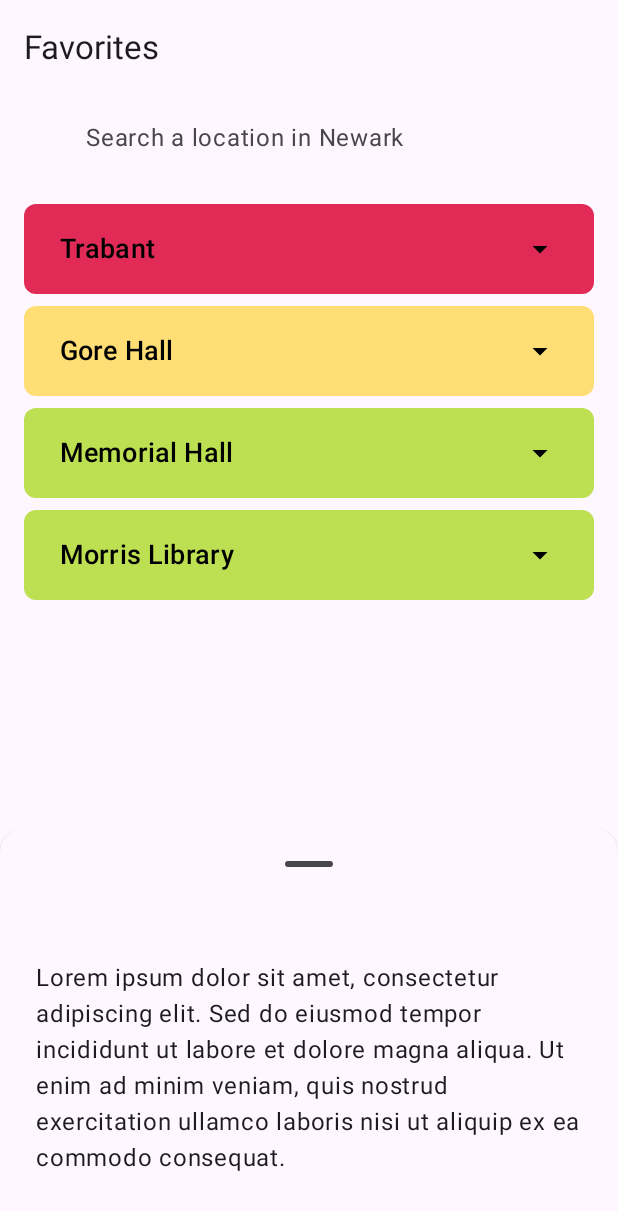
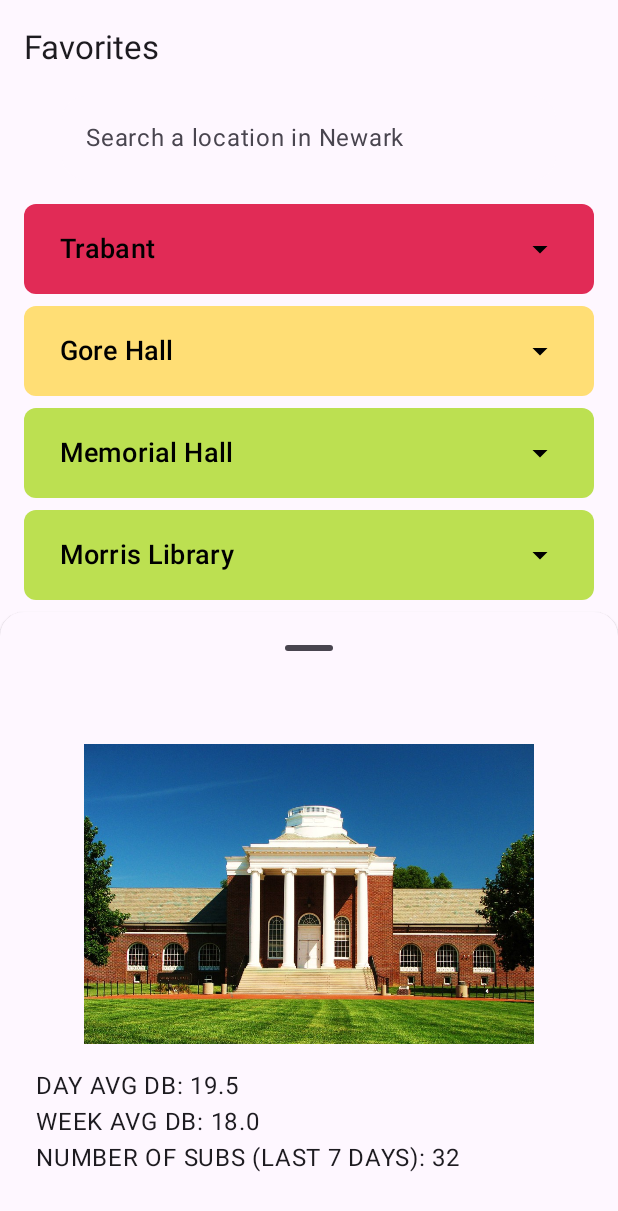
Before and after one commit to theMaxiiim/noisenix, an Android app built with Jetpack Compose: the screen it shows after launch (MainActivity), after a tap on "Memorial Hall", on a phone screen of 412 x 824 dp. Shown: the top 1211 px of the screen. Run offline under Robolectric (Android 15) with nearby library versions, the phone set to English and light mode, and no system bars; 2 other taps on this screen came first.

Commit message:
First push, updates to fav screen

```diff
--- a/app/src/main/java/com/maxdejesus/noisenix/ui/favoritesTab/FavoritesScreen.kt
+++ b/app/src/main/java/com/maxdejesus/noisenix/ui/favoritesTab/FavoritesScreen.kt
@@ -15,6 +15,14 @@
 import androidx.compose.ui.unit.dp
 import androidx.compose.ui.unit.sp
 import kotlinx.coroutines.launch
+import androidx.compose.foundation.clickable
+import androidx.compose.material.icons.filled.Help
+import androidx.compose.ui.window.Dialog
+import androidx.compose.ui.res.painterResource
+import androidx.compose.ui.graphics.painter.Painter
+import androidx.compose.foundation.Image
+import com.maxdejesus.noisenix.R
+
 
 @OptIn(ExperimentalMaterial3Api::class)
 @Composable
@@ -26,12 +34,20 @@
     )
     val coroutineScope = rememberCoroutineScope()
 
+    val isTooltipVisible = remember { mutableStateOf(false) }
+
+    val bottomSheetContent = remember { mutableStateOf("Default content for the bottom sheet.") }
+    val bottomSheetImageResId = remember { mutableStateOf<Int?>(null) }
+
     BottomSheetScaffold(
         scaffoldState = sheetState,
         sheetContent = {
-            BottomSheetContent()
+            BottomSheetContent(
+                content = bottomSheetContent.value,
+                imageResId = bottomSheetImageResId.value
+            )
         },
-        sheetPeekHeight = 80.dp, // Adjust the peek height as needed
+        sheetPeekHeight = 80.dp,
         sheetShape = RoundedCornerShape(topStart = 16.dp, topEnd = 16.dp),
         sheetContainerColor = MaterialTheme.colorScheme.surface,
         content = { paddingValues ->
@@ -45,16 +61,17 @@
                     title = { Text("Favorites") }
                 )
 
-                // Search Bar
                 SearchBar()
 
                 Spacer(modifier = Modifier.height(16.dp))
 
-                // Large Buttons
                 LargeButton(
                     text = "Trabant",
                     color = Color(0xFFE12B56),
                     onClick = {
+                        bottomSheetContent.value = "DAY AVG DB: 33.7\nWEEK AVG DB: 35.8\n" +
+                                "NUMBER OF SUBS (LAST 7 DAYS): 44"
+                        bottomSheetImageResId.value = R.drawable.trabant_image
                         coroutineScope.launch {
                             sheetState.bottomSheetState.expand()
                         }
@@ -65,6 +82,9 @@
                     text = "Gore Hall",
                     color = Color(0xFFFFDE75),
                     onClick = {
+                        bottomSheetContent.value = "DAY AVG DB: 23.4\nWEEK AVG DB: 22.5\n" +
+                                "NUMBER OF SUBS (LAST 7 DAYS): 36"
+                        bottomSheetImageResId.value = R.drawable.gore_hall_image
                         coroutineScope.launch {
                             sheetState.bottomSheetState.expand()
                         }
@@ -75,6 +95,9 @@
                     text = "Memorial Hall",
                     color = Color(0xFFBCE051),
                     onClick = {
+                        bottomSheetContent.value = "DAY AVG DB: 19.5\nWEEK AVG DB: 18.0\n" +
+                                "NUMBER OF SUBS (LAST 7 DAYS): 32"
+                        bottomSheetImageResId.value = R.drawable.memorial_image
                         coroutineScope.launch {
                             sheetState.bottomSheetState.expand()
                         }
@@ -85,6 +108,9 @@
                     text = "Morris Library",
                     color = Color(0xFFBCE051),
                     onClick = {
+                        bottomSheetContent.value = "DAY AVG DB: 9.8\nWEEK AVG DB: 10.4\n" +
+                                "NUMBER OF SUBS (LAST 7 DAYS): 28"
+                        bottomSheetImageResId.value = R.drawable.morris_image
                         coroutineScope.launch {
                             sheetState.bottomSheetState.expand()
                         }
@@ -92,9 +118,54 @@
                 )
 
                 Spacer(modifier = Modifier.weight(1f))
+
+                // Tooltip Icon
+                Box(
+                    modifier = Modifier
+                        .align(Alignment.End)
+                        .padding(16.dp)
+                        .clickable { isTooltipVisible.value = true }
+                ) {
+                    Icon(
+                        imageVector = Icons.Filled.Help,
+                        contentDescription = "Help Icon",
+                        modifier = Modifier.size(40.dp),
+                        tint = MaterialTheme.colorScheme.primary
+                    )
+                }
+            }
+
+            // Tooltip Dialog
+            if (isTooltipVisible.value) {
+                TooltipDialog(
+                    onDismiss = { isTooltipVisible.value = false },
+                    text = "Red Indicates High Noise Levels, Green Indicates Low Noise Levels" +
+                    ". Click On Any Location To View More Details."
+                )
             }
         }
     )
+}
+@Composable
+fun TooltipDialog(onDismiss: () -> Unit, text: String) {
+    Dialog(onDismissRequest = { onDismiss() }) {
+        Surface(
+            shape = RoundedCornerShape(16.dp),
+            color = MaterialTheme.colorScheme.surface,
+            modifier = Modifier.padding(16.dp)
+        ) {
+            Column(
+                modifier = Modifier.padding(16.dp),
+                horizontalAlignment = Alignment.CenterHorizontally
+            ) {
+                Text(text = text, style = MaterialTheme.typography.bodyLarge)
+                Spacer(modifier = Modifier.height(16.dp))
+                Button(onClick = onDismiss) {
+                    Text("Close")
+                }
+            }
+        }
+    }
 }
 
 @OptIn(ExperimentalMaterial3Api::class)
@@ -153,27 +224,35 @@
 }
 
 @Composable
-fun BottomSheetContent() {
+fun BottomSheetContent(content: String, imageResId: Int?) {
     val configuration = LocalConfiguration.current
     val screenHeight = configuration.screenHeightDp.dp
-    val maxHeight = screenHeight * 0.65f // 65% of screen height
+    val maxHeight = screenHeight * 0.65f
 
     Column(
         modifier = Modifier
             .fillMaxWidth()
             .heightIn(min = 0.dp, max = maxHeight)
-            .padding(24.dp) // Increased padding
+            .padding(24.dp)
     ) {
-        // Removed custom drag handle
-
         Spacer(modifier = Modifier.height(16.dp))
 
-        // Content of the bottom sheet
+        imageResId?.let {
+            val painter = painterResource(id = it)
+            Image(
+                painter = painter,
+                contentDescription = null,
+                modifier = Modifier
+                    .fillMaxWidth()
+                    .height(200.dp)
+                    .clip(RoundedCornerShape(8.dp))
+            )
+            Spacer(modifier = Modifier.height(16.dp))
+        }
+
         Text(
-            text = "Lorem ipsum dolor sit amet, consectetur adipiscing elit. " +
-                    "Sed do eiusmod tempor incididunt ut labore et dolore magna aliqua. " +
-                    "Ut enim ad minim veniam, quis nostrud exercitation ullamco laboris nisi ut aliquip ex ea commodo consequat.",
-            style = MaterialTheme.typography.bodyLarge, // Increased text size
+            text = content,
+            style = MaterialTheme.typography.bodyLarge,
             modifier = Modifier.padding(bottom = 16.dp)
         )
     }
```
Also changed, not shown: app/src/main/res/drawable/gore_hall_image.jpg (added), app/src/main/res/drawable/memorial_image.jpg (added), app/src/main/res/drawable/morris_image.jpg (added), app/src/main/res/drawable/trabant_image.jpg (added).
